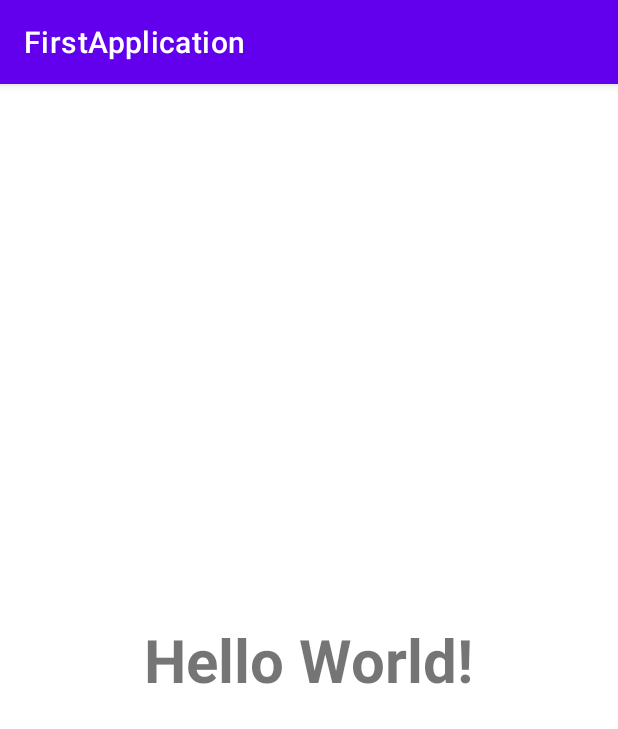
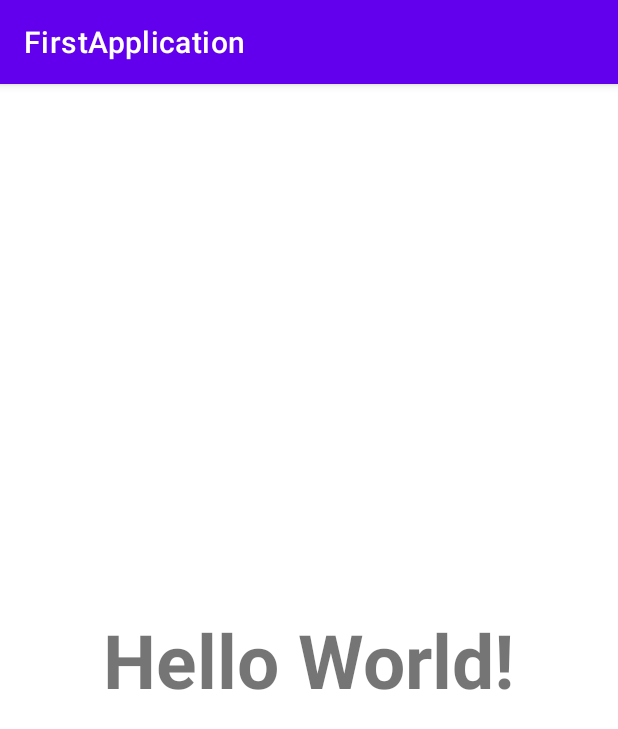
Before and after one commit to imSamiul/CSE335-Pervasive-Computing-and-Mobile-App-Development-Lab, an Android app: the screen it shows after launch (MainActivity), on a phone screen of 412 x 824 dp. Shown: the top 729 px of the screen. Run offline under Robolectric (Android 15) with nearby library versions, the phone set to English and light mode, and no system bars.

Commit message:
update Text Size

```diff
--- a/app/src/main/res/layout/activity_main.xml
+++ b/app/src/main/res/layout/activity_main.xml
@@ -11,7 +11,7 @@
         android:layout_width="wrap_content"
         android:layout_height="wrap_content"
         android:text="Hello World!"
-        android:textSize = "40dp"
+        android:textSize = "50dp"
         android:textStyle="bold"
        />
 
```
